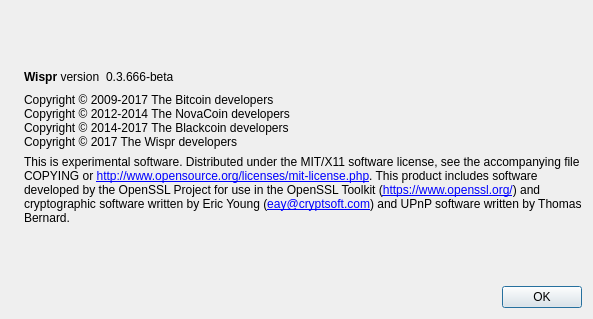
rpicoin/rpicore, file src/qt/forms/aboutdialog.ui: the form before one commit.
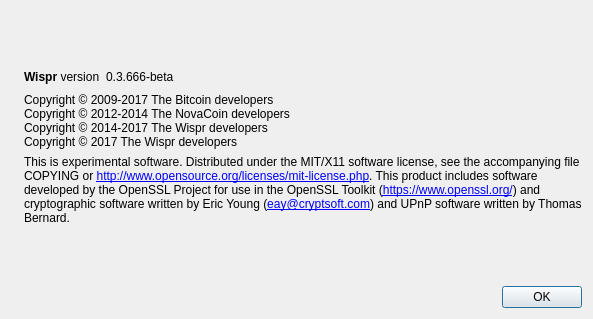
The form after the commit. Icons and pictures are not drawn.

What changed in the file:
```diff
--- a/src/qt/forms/aboutdialog.ui
+++ b/src/qt/forms/aboutdialog.ui
@@ -93,7 +93,7 @@
        <property name="text">
         <string>Copyright © 2009-2017 The Bitcoin developers
 Copyright © 2012-2014 The NovaCoin developers
-Copyright © 2014-2017 The Blackcoin developers
+Copyright © 2014-2017 The Wispr developers
 Copyright © 2017 The Wispr developers</string>
        </property>
        <property name="textInteractionFlags">
```
